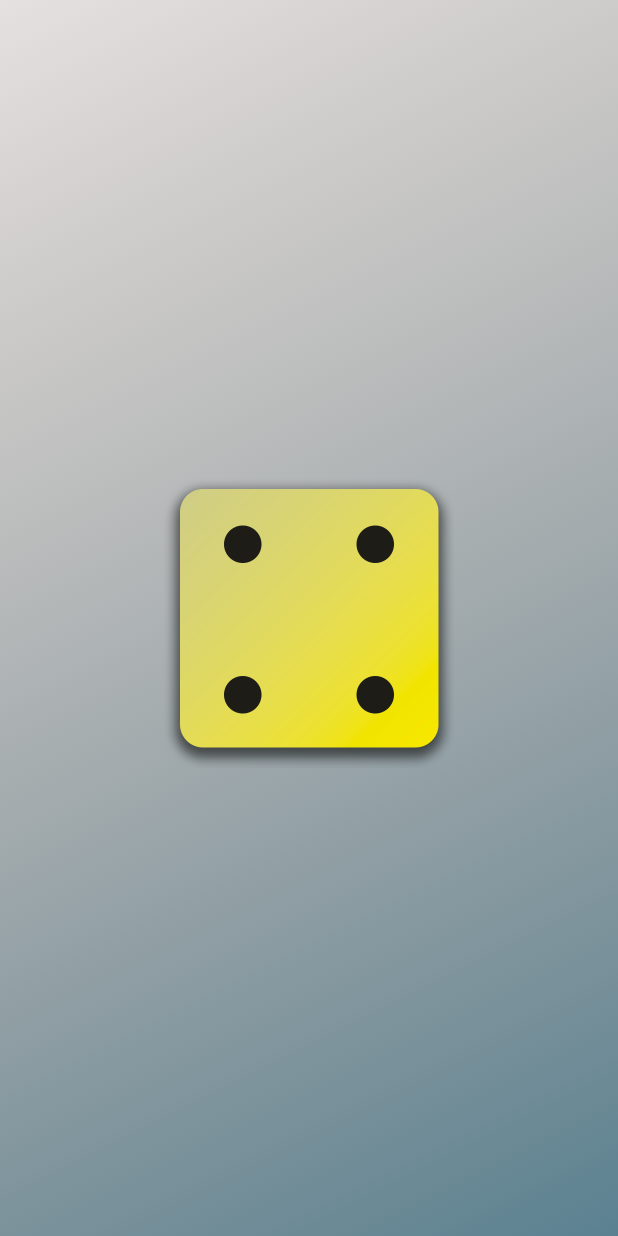
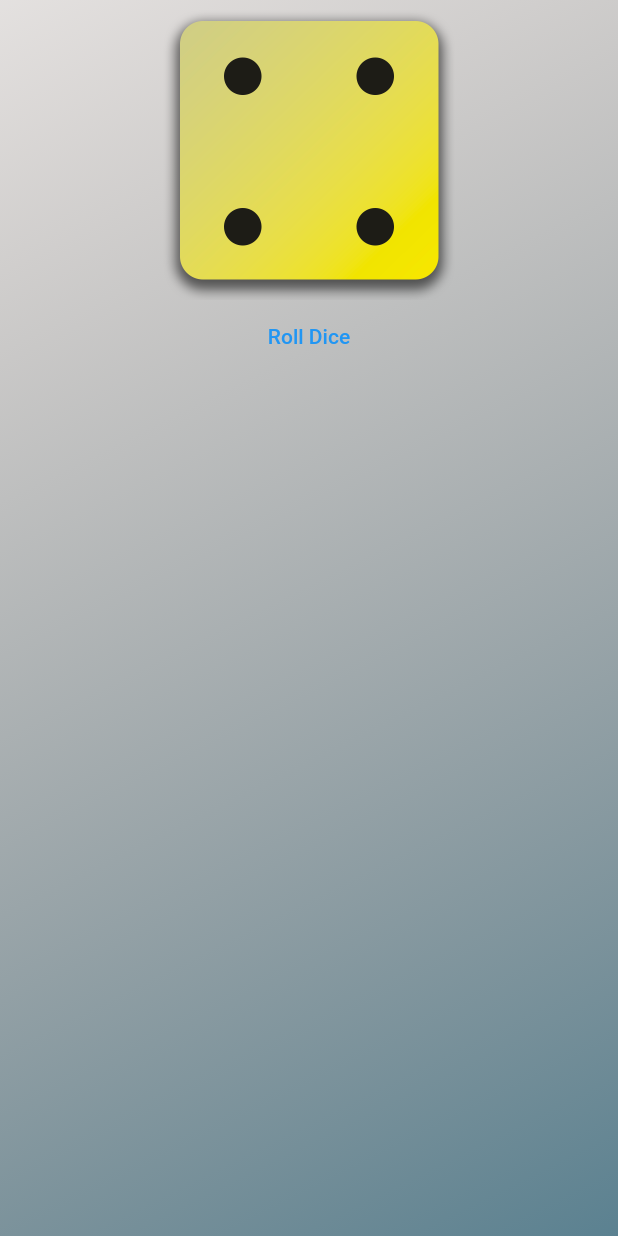
Before and after one commit to homebrew-coding-club/flutter-and-dart, a Flutter app: the screen it shows after launch, on a phone screen of 412 x 824 dp. Run offline on Flutter 3.47's test engine with Material 2 defaults, Android fonts, the phone set to English and light mode, and no system bars.

Commit message:
added button

```diff
--- a/lib/gradient_container.dart
+++ b/lib/gradient_container.dart
@@ -1,5 +1,4 @@
 import 'package:flutter/material.dart';
-
 
 const startAlignment = Alignment.topLeft;
 const endAlignment = Alignment.bottomRight;
@@ -8,11 +7,16 @@ class GradientContainer extends StatelessWidget {
   const GradientContainer(this.color1, this.color2, {super.key});
 
   const GradientContainer.purple({super.key})
-    : color1 = Colors.deepPurple,
-      color2 = Colors.indigo;
+      : color1 = Colors.deepPurple,
+        color2 = Colors.indigo;
 
   final Color color1;
   final Color color2;
+
+  void rollDice() {
+
+  }
+
   @override
   Widget build(context) {
     return Container(
@@ -23,8 +27,13 @@ class GradientContainer extends StatelessWidget {
           end: endAlignment,
         ),
       ),
-      child:  Center(
-        child: Image.asset('assets/images/dice-4.png', width: 200),
+      child: Center(
+        child: Column(
+          children: [
+            Image.asset('assets/images/dice-4.png', width: 200),
+            TextButton(onPressed: rollDice, child: const Text('Roll Dice'))
+          ],
+        ),
       ),
     );
   }
```
